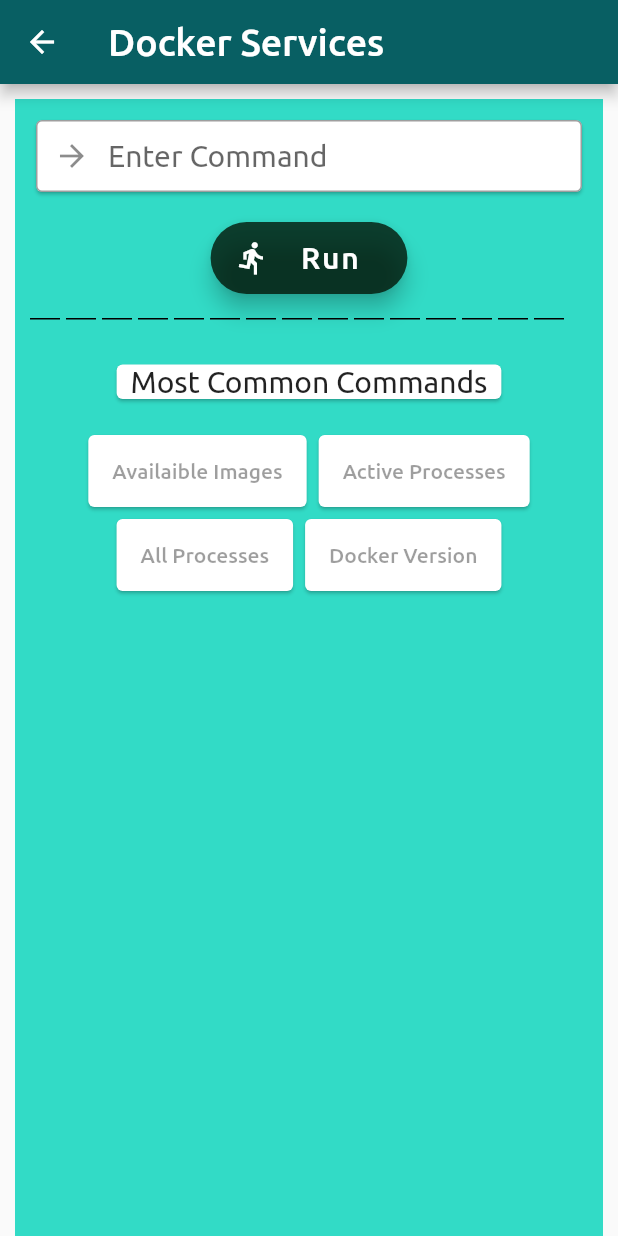
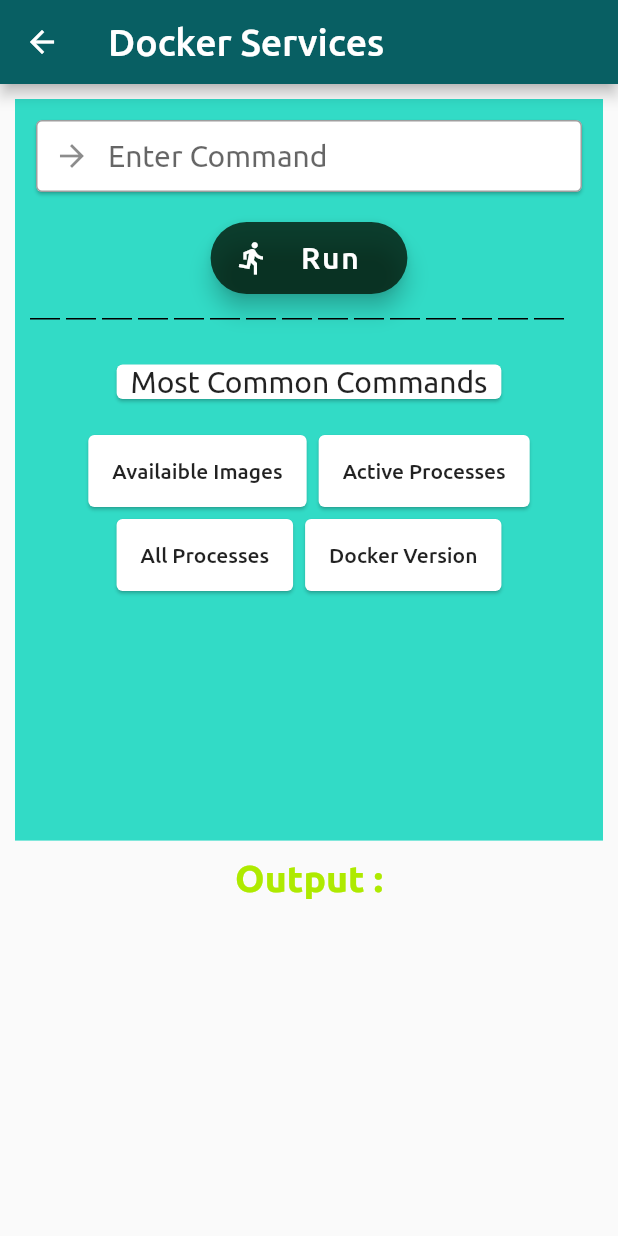
Before and after one commit to cptn3m0grv/remocker, a Flutter app: the DockerHome screen opened by its route, on a phone screen of 412 x 824 dp. Run offline on Flutter 3.47's test engine with Material 2 defaults, Android fonts, the light colour scheme and no system bars; drawn by our look-alikes of dotted_line; project files that could hold a hidden picture were left out.

Commit message:
tested and added backend of docker services, not yet completed

```diff
--- a/lib/userInterface/dockerPage.dart
+++ b/lib/userInterface/dockerPage.dart
@@ -1,6 +1,7 @@
 import 'dart:ui';
 import 'package:dotted_line/dotted_line.dart';
 import 'package:flutter/material.dart';
+import 'package:http/http.dart' as http;
 
 String input;
 String container;
@@ -13,6 +14,17 @@
 class _DockerHome extends State<DockerHome>{
 
   var inputFromUser;
+  String outputOfCommand;
+  String serverIP = "192.168.10.11";
+
+  getOutput(String cmd) async{
+    var url = 'http://$serverIP/cgi-bin/getDocker.py?q=$cmd';
+    var response = await http.get(url);
+    setState(() {
+      var body = response.body;
+      outputOfCommand = body;
+    });
+  }
 
 
   @override
@@ -35,7 +47,7 @@
               margin: EdgeInsets.all(10),
               padding: EdgeInsets.all(10),
               width: MediaQuery.of(context).size.width,
-              height: MediaQuery.of(context).size.height,
+              height: MediaQuery.of(context).size.height * 0.6,
               color: Color(0xff32dbc6),
               child: Column(
                 children: [
@@ -67,8 +79,7 @@
                   Text("    "),
                   FloatingActionButton.extended(
                     onPressed: () {
-                      print("Run pressed");
-                      // getOutput(inputFromUser);
+                      getOutput(inputFromUser);
                     },
                     backgroundColor: Color.fromARGB(200, 2, 20, 5),
                     label: Text(
@@ -106,7 +117,9 @@
                         children: [
                           Card(
                             child: FlatButton(
-                              onPressed: null,
+                              onPressed: () {
+                                getOutput("images");
+                              },
                               child: Text(
                                 "Availaible Images",
                                 style: TextStyle(
@@ -118,7 +131,9 @@
                           ),
                           Card(
                             child: FlatButton(
-                              onPressed: null,
+                              onPressed: () {
+                                getOutput("ps");
+                              },
                               child: Text(
                                 "Active Processes",
                                 style: TextStyle(
@@ -135,7 +150,9 @@
                         children: [
                           Card(
                             child: FlatButton(
-                              onPressed: null,
+                              onPressed: () {
+                                getOutput("ps -a");
+                              },
                               child: Text(
                                 "All Processes",
                                 style: TextStyle(
@@ -147,7 +164,9 @@
                           ),
                           Card(
                             child: FlatButton(
-                              onPressed: null,
+                              onPressed: () {
+                                getOutput("--version");
+                              },
                               child: Text(
                                 "Docker Version",
                                 style: TextStyle(
@@ -164,6 +183,35 @@
                 ],
               ),
             ),
+            Center(
+              child: Column(
+                children: [
+                  RichText(
+                    text: TextSpan(
+                      text: "Output :",
+                      style: TextStyle(
+                        color: Colors.limeAccent[700],
+                        fontWeight: FontWeight.bold,
+                        fontSize: 25,
+                        fontFamily: 'Ubuntu',
+                      ),
+                    )
+                  ),
+                  Text(" "),
+                  RichText(
+                    text: TextSpan(
+                      text: outputOfCommand,
+                      style: TextStyle(
+                        color: Colors.black,
+                        fontFamily: 'ubuntu',
+                        fontWeight: FontWeight.normal,
+                        fontSize: 20,
+                      ),
+                    ),
+                  ),
+                ],
+              ),
+            ),
           ],
         ),
       ),
```
